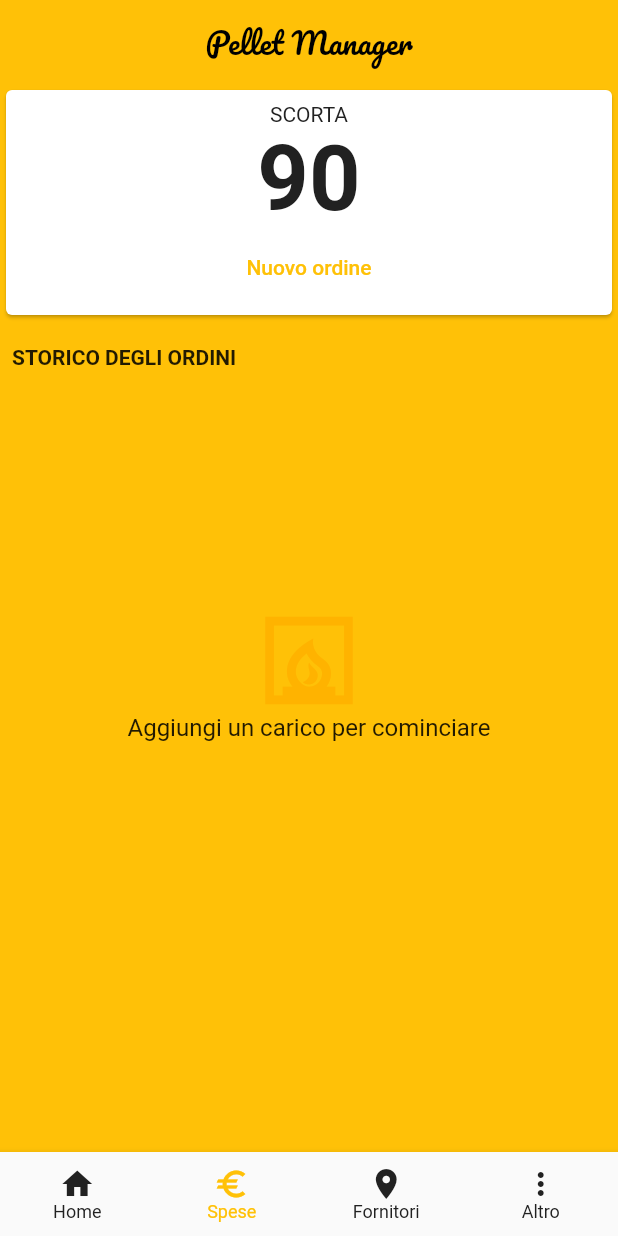
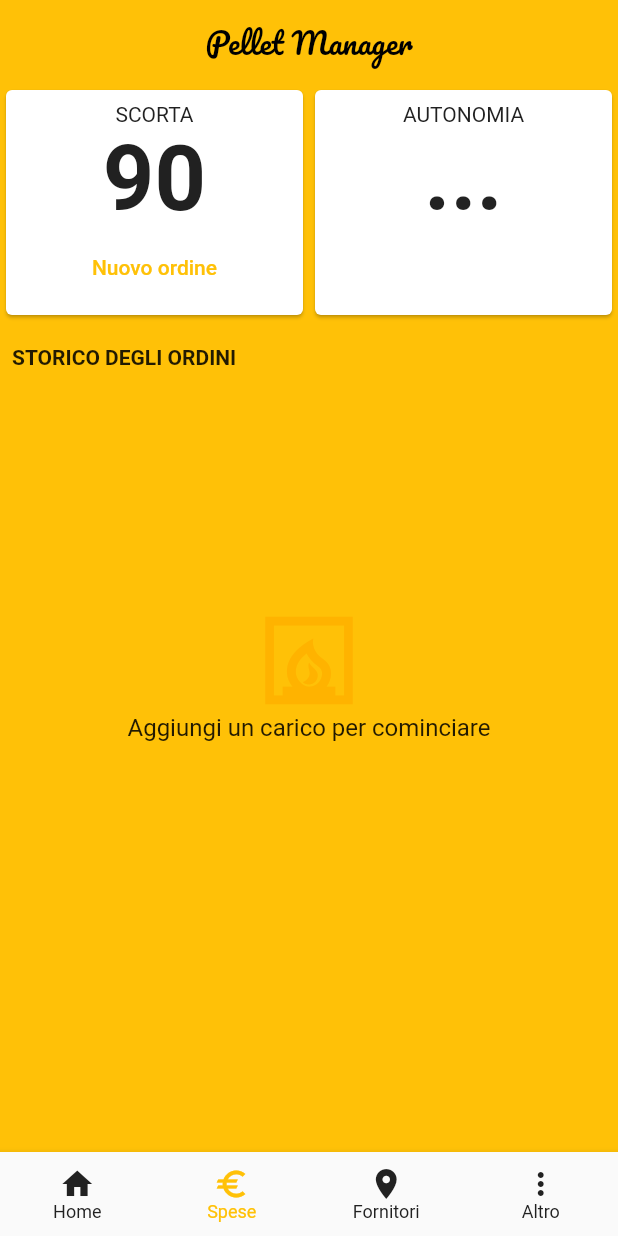
Before and after one commit to eilgug/pellet-manager, a Flutter app: the screen it shows after launch, item 2 of the bottom bar chosen, on a phone screen of 412 x 824 dp. Run offline on Flutter 3.47's test engine with Material 2 defaults, Android fonts, the phone set to English and light mode, and no system bars; our stand-ins replace google_fonts.

Commit message:
card autonomia and fixies

```diff
--- a/lib/screens/spesePage.dart
+++ b/lib/screens/spesePage.dart
@@ -1,5 +1,6 @@
 import 'package:flutter/material.dart';
 import 'package:pellet_manager/models/orders.dart';
+import 'package:pellet_manager/widgets/autonomia.dart';
 import 'package:pellet_manager/widgets/newOrder.dart';
 import 'package:pellet_manager/widgets/orderList.dart';
 import 'package:pellet_manager/widgets/sacchiRimanenti.dart';
@@ -27,15 +28,16 @@ class SpesePage extends StatelessWidget {
     return Column(
       crossAxisAlignment: CrossAxisAlignment.start,
       children: <Widget>[
-        Row(
-          mainAxisAlignment: MainAxisAlignment.spaceEvenly,
-          children: [
-            SacchiRimanenti(
-                stock: stock,
-                average: average,
-                newOrder: () => startAddNewOrder(context, stock, addNewOrder))
-          ],
-        ),
+        Row(children: [
+          SacchiRimanenti(
+            stock: stock,
+            average: average,
+            newOrder: () => startAddNewOrder(context, stock, addNewOrder),
+          ),
+          Autonomia(
+            ggRestanti: stock / average,
+          ),
+        ]),
         const SizedBox(
           height: 16,
         ),
--- /dev/null
+++ b/lib/widgets/autonomia.dart
@@ -0,0 +1,60 @@
+import 'package:flutter/material.dart';
+import 'package:flutter/rendering.dart';
+
+class Autonomia extends StatelessWidget {
+  final double ggRestanti;
+
+  const Autonomia({
+    Key? key,
+    required this.ggRestanti,
+  }) : super(key: key);
+
+  @override
+  Widget build(BuildContext context) {
+    return Expanded(
+      child: Card(
+        child: Padding(
+          padding: const EdgeInsets.all(8.0),
+          child: Column(
+            mainAxisAlignment: MainAxisAlignment.start,
+            children: [
+              Text(
+                'AUTONOMIA',
+                style: TextStyle(fontSize: 14, color: Colors.grey.shade900),
+              ),
+              Row(
+                textBaseline: TextBaseline.alphabetic,
+                mainAxisAlignment: MainAxisAlignment.center,
+                crossAxisAlignment: CrossAxisAlignment.baseline,
+                children: [
+                  Text(
+                    ggRestanti.isInfinite || ggRestanti.isNaN
+                        ? '...'
+                        : ggRestanti.toStringAsFixed(1),
+                    style: const TextStyle(
+                      fontWeight: FontWeight.bold,
+                      fontSize: 60,
+                    ),
+                  ),
+                  Text(
+                    ggRestanti.isInfinite || ggRestanti.isNaN ? '' : 'gg',
+                    style: TextStyle(
+                      fontWeight: FontWeight.bold,
+                    ),
+                  ),
+                ],
+              ),
+              TextButton(
+                onPressed: () {},
+                child: Text(''),
+                style: TextButton.styleFrom(
+                    splashFactory: NoSplash.splashFactory,
+                    enableFeedback: false),
+              ),
+            ],
+          ),
+        ),
+      ),
+    );
+  }
+}
--- a/lib/widgets/consumoMedio.dart
+++ b/lib/widgets/consumoMedio.dart
@@ -8,8 +8,7 @@ class ConsumoMedio extends StatelessWidget {
 
   @override
   Widget build(BuildContext context) {
-    return Flexible(
-      fit: FlexFit.tight,
+    return Expanded(
       child: Card(
         child: Padding(
           padding: const EdgeInsets.all(8.0),
--- a/lib/widgets/sacchiRimanenti.dart
+++ b/lib/widgets/sacchiRimanenti.dart
@@ -14,8 +14,7 @@ class SacchiRimanenti extends StatelessWidget {
 
   @override
   Widget build(BuildContext context) {
-    return Flexible(
-      fit: FlexFit.tight,
+    return Expanded(
       child: Card(
         child: Padding(
           padding: const EdgeInsets.all(8.0),
```
